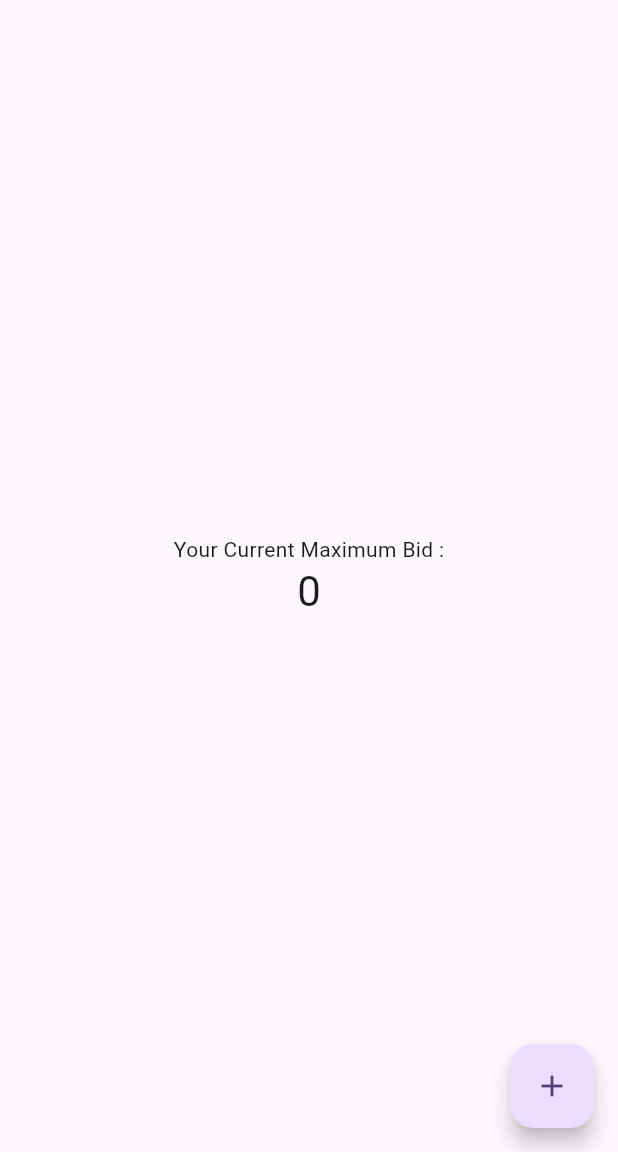
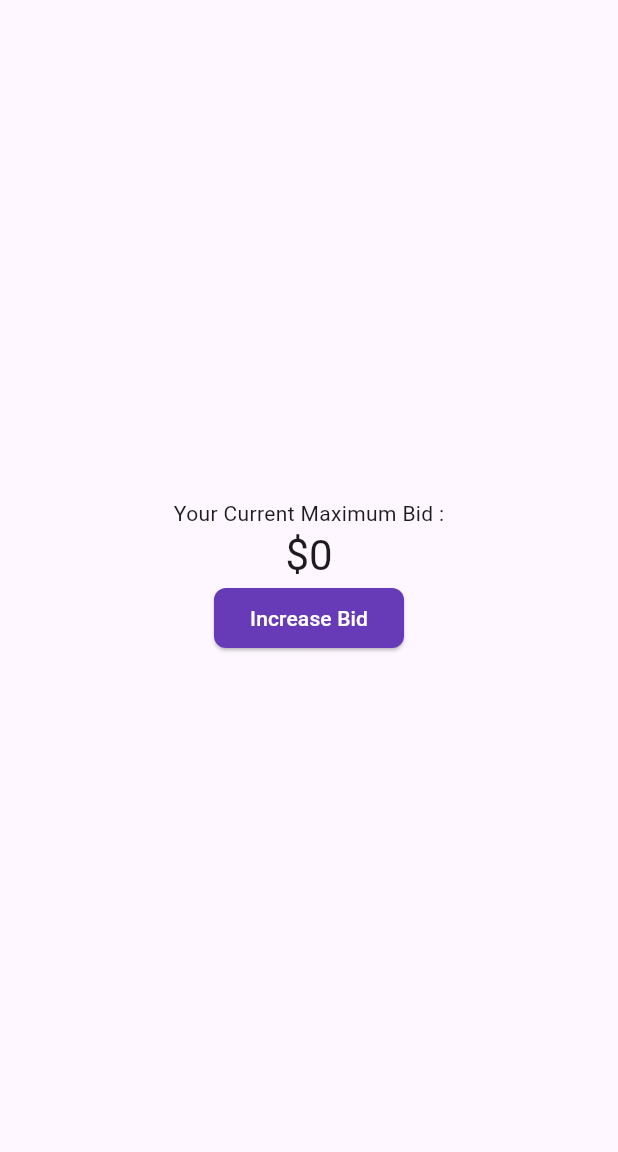
Before and after one commit to MuhammadQasimTanveer/MobileAppDevelopment, a Flutter app: the screen it shows after launch, on a phone screen of 412 x 824 dp, the part 84-1236 px from its top. Run offline on Flutter 3.47's test engine with Material 3 defaults, Android fonts, the phone set to English and light mode, and no system bars.

Commit message:
upload Assignment 1

```diff
--- a/assignment_1/lib/main.dart
+++ b/assignment_1/lib/main.dart
@@ -1,11 +1,8 @@
 import 'package:flutter/material.dart';
-import 'dart:io';
 
 void main() {
   runApp(const MyApp());
 }
-
-
 
 class MyApp extends StatelessWidget {
   const MyApp({super.key});
@@ -14,7 +11,7 @@ class MyApp extends StatelessWidget {
   @override
   Widget build(BuildContext context) {
     return MaterialApp(
-      title: 'Flutter Demo',
+      title: 'Bidding App',
       theme: ThemeData(
         // This is the theme of your application.
         colorScheme: ColorScheme.fromSeed(seedColor: Colors.deepPurple),
@@ -63,17 +60,23 @@ class _MaximumBidState extends State<MaximumBid> {
               'Your Current Maximum Bid :',
             ),
             Text(
-              '$_currentBid',
+              '\$$_currentBid',
               style: Theme.of(context).textTheme.headlineMedium,
             ),
+            ElevatedButton(
+                onPressed: _increaseBid,
+                style: ElevatedButton.styleFrom(
+                  backgroundColor: Colors.deepPurple,
+                  foregroundColor: Colors.white,
+                  shape: RoundedRectangleBorder(
+                    borderRadius: BorderRadius.circular(8),
+                  ),
+              ),
+                child: const Text("Increase Bid"),
+            )
           ],
         ),
       ),
-      floatingActionButton: FloatingActionButton(
-        onPressed: _increaseBid,
-        tooltip: 'Increase Bid',
-        child: const Icon(Icons.add),
-      ), // This trailing comma makes auto-formatting nicer for build methods.
     );
   }
 }
```
